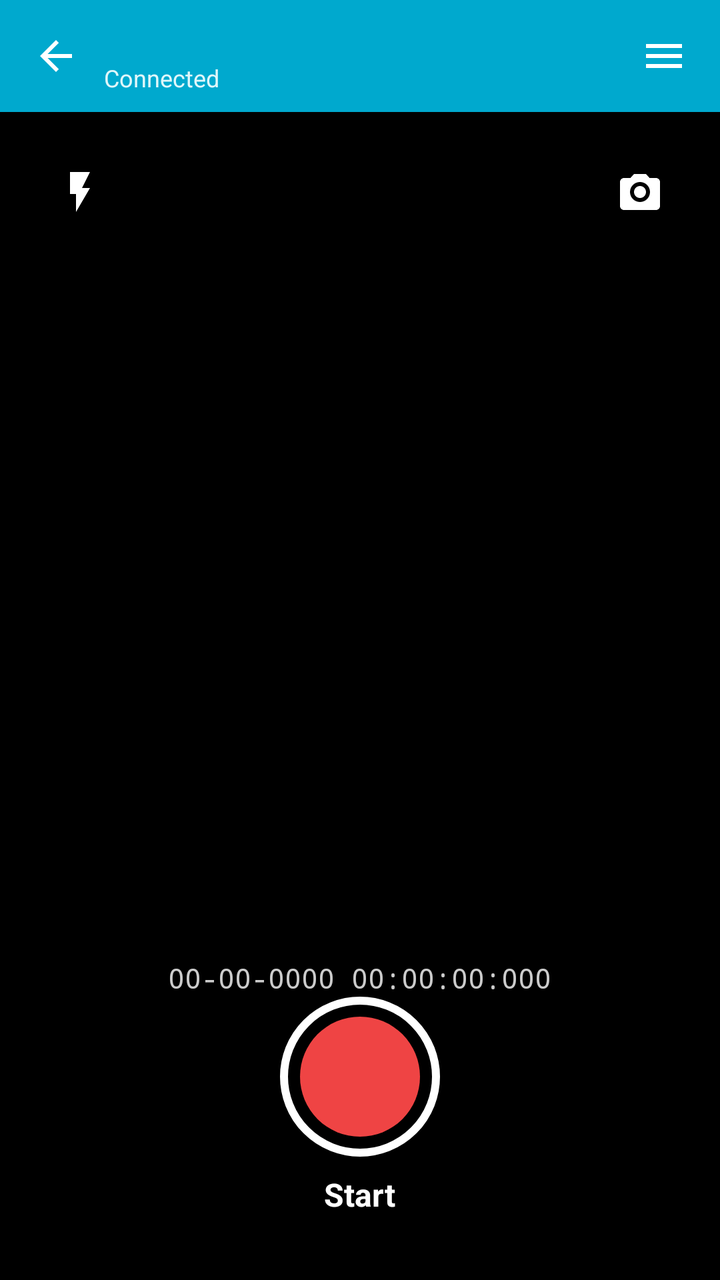
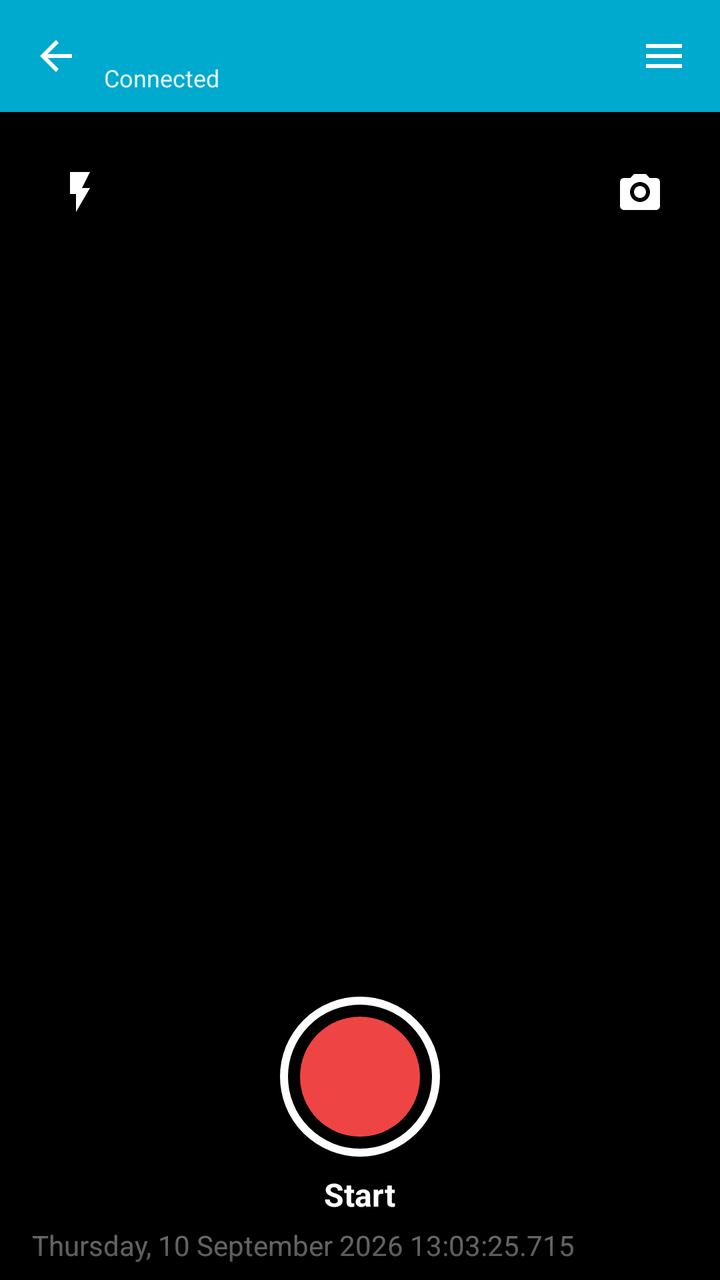

Two renders of the same Android screen: before a commit and after it. Below are the layout's source before the change and the commit's diff.
<!-- AndroidManifest.xml: application theme Theme.TagMobile -->
<!-- res/layout/activity_device.xml -->
<?xml version="1.0" encoding="utf-8"?>
<LinearLayout
    xmlns:android="http://schemas.android.com/apk/res/android"
    xmlns:app="http://schemas.android.com/apk/res-auto"
    android:layout_width="match_parent"
    android:layout_height="match_parent"
    android:orientation="vertical"
    android:background="#F3F4F6">

    <LinearLayout
        android:layout_width="match_parent"
        android:layout_height="56dp"
        android:background="#00A9CE"
        android:gravity="center_vertical"
        android:paddingHorizontal="4dp">

        <ImageButton
            android:id="@+id/backBtn"
            android:layout_width="48dp"
            android:layout_height="48dp"
            android:background="?attr/selectableItemBackgroundBorderless"
            android:src="@drawable/ic_back"
            android:contentDescription="Back" />

        <LinearLayout
            android:layout_width="0dp"
            android:layout_height="wrap_content"
            android:layout_weight="1"
            android:orientation="vertical">

            <TextView
                android:id="@+id/deviceTitle"
                android:layout_width="wrap_content"
                android:layout_height="wrap_content"
                android:textColor="@android:color/white"
                android:textStyle="bold"
                android:textSize="16sp" />

            <TextView
                android:layout_width="wrap_content"
                android:layout_height="wrap_content"
                android:text="@string/connected"
                android:textColor="#E0F7FA"
                android:textSize="12sp" />
        </LinearLayout>

        <ImageButton
            android:id="@+id/deviceMenuBtn"
            android:layout_width="48dp"
            android:layout_height="48dp"
            android:background="?attr/selectableItemBackgroundBorderless"
            android:src="@drawable/ic_menu"
            android:contentDescription="@string/disconnect" />
    </LinearLayout>

    <FrameLayout
        android:layout_width="match_parent"
        android:layout_height="0dp"
        android:layout_weight="1"
        android:background="#000000">

        <TextureView
            android:id="@+id/cameraPreview"
            android:layout_width="match_parent"
            android:layout_height="match_parent" />

        
        <FrameLayout
            android:layout_width="match_parent"
            android:layout_height="wrap_content"
            android:padding="16dp">
            
            <ImageButton
                android:id="@+id/flashBtn"
                android:layout_width="48dp"
                android:layout_height="48dp"
                android:layout_gravity="start|top"
                android:src="@drawable/ic_flash"
                android:background="?attr/selectableItemBackgroundBorderless"
                app:tint="#FFFFFF"
                android:contentDescription="Flash"/>

            <ImageButton
                android:id="@+id/switchCameraBtn"
                android:layout_width="48dp"
                android:layout_height="48dp"
                android:layout_gravity="end|top"
                android:src="@drawable/ic_switch_camera"
                android:background="?attr/selectableItemBackgroundBorderless"
                app:tint="#FFFFFF"
                android:contentDescription="Switch Camera"/>
        </FrameLayout>

        
        <LinearLayout
            android:layout_width="match_parent"
            android:layout_height="wrap_content"
            android:layout_gravity="bottom"
            android:orientation="vertical"
            android:gravity="center"
            android:paddingBottom="32dp"
            android:background="@drawable/bg_gradient_bottom">
            
            <TextView
                android:id="@+id/timestampText"
                android:layout_width="wrap_content"
                android:layout_height="wrap_content"
                android:background="@android:color/transparent"
                android:textColor="#CCFFFFFF"
                android:textSize="14sp"
                android:fontFamily="monospace"
                android:shadowColor="#80000000"
                android:shadowDx="1"
                android:shadowDy="1"
                android:shadowRadius="3"
                android:text="00-00-0000 00:00:00:000" />

            <TextView
                android:id="@+id/recordDurationText"
                android:layout_width="wrap_content"
                android:layout_height="wrap_content"
                android:layout_marginTop="6dp"
                android:layout_marginBottom="24dp"
                android:background="@android:color/transparent"
                android:textColor="#FFFFFFFF"
                android:textSize="16sp"
                android:textStyle="bold"
                android:fontFamily="monospace"
                android:shadowColor="#80000000"
                android:shadowDx="1"
                android:shadowDy="1"
                android:shadowRadius="3"
                android:text="00:00"
                android:visibility="gone" />

            
            <FrameLayout
                android:layout_width="match_parent"
                android:layout_height="wrap_content">

                <ImageView
                    android:id="@+id/lastVideoThumb"
                    android:layout_width="56dp"
                    android:layout_height="56dp"
                    android:layout_gravity="start|center_vertical"
                    android:layout_marginStart="28dp"
                    android:background="@drawable/bg_last_video_thumb"
                    android:padding="2dp"
                    android:scaleType="centerCrop"
                    android:contentDescription="@string/last_video"
                    android:visibility="gone"
                    android:clickable="true"
                    android:focusable="true" />

                <LinearLayout
                    android:layout_width="wrap_content"
                    android:layout_height="wrap_content"
                    android:layout_gravity="center"
                    android:orientation="vertical"
                    android:gravity="center">

                    <FrameLayout
                        android:id="@+id/recordBtnContainer"
                        android:layout_width="80dp"
                        android:layout_height="80dp"
                        android:background="@drawable/bg_record_btn_outer">

                        <View
                            android:id="@+id/recordBtnInner"
                            android:layout_width="60dp"
                            android:layout_height="60dp"
                            android:layout_gravity="center"
                            android:background="@drawable/bg_record_btn_inner" />
                    </FrameLayout>

                    <TextView
                        android:id="@+id/recordBtnLabel"
                        android:layout_width="wrap_content"
                        android:layout_height="wrap_content"
                        android:text="@string/start"
                        android:layout_marginTop="8dp"
                        android:textColor="#FFFFFF"
                        android:textStyle="bold"
                        android:textSize="16sp"/>
                </LinearLayout>
            </FrameLayout>

        </LinearLayout>
    </FrameLayout>
</LinearLayout>
<!-- resources referenced by this layout -->
<resources>
  <!-- drawable bg_gradient_bottom (drawable) -->
  <?xml version="1.0" encoding="utf-8"?>
  <shape xmlns:android="http://schemas.android.com/apk/res/android">
      <gradient
          android:angle="90"
          android:startColor="#B3000000"
          android:endColor="#00000000" />
  </shape>
  <!-- drawable bg_last_video_thumb (drawable) -->
  <?xml version="1.0" encoding="utf-8"?>
  <shape xmlns:android="http://schemas.android.com/apk/res/android"
      android:shape="rectangle">
      <solid android:color="#333333" />
      <stroke
          android:width="2dp"
          android:color="#FFFFFF" />
      <corners android:radius="8dp" />
  </shape>
  <!-- drawable bg_record_btn_inner (drawable) -->
  <?xml version="1.0" encoding="utf-8"?>
  <shape xmlns:android="http://schemas.android.com/apk/res/android"
      android:shape="oval">
      <solid android:color="#EF4444" />
  </shape>
  <!-- drawable bg_record_btn_outer (drawable) -->
  <?xml version="1.0" encoding="utf-8"?>
  <shape xmlns:android="http://schemas.android.com/apk/res/android"
      android:shape="oval">
      <solid android:color="#00000000" />
      <stroke android:width="4dp" android:color="#FFFFFF" />
  </shape>
  <!-- drawable ic_back (drawable) -->
  <?xml version="1.0" encoding="utf-8"?>
  <vector xmlns:android="http://schemas.android.com/apk/res/android"
      android:width="24dp"
      android:height="24dp"
      android:viewportWidth="24"
      android:viewportHeight="24"
      android:tint="@android:color/white">
      <path
          android:fillColor="@android:color/white"
          android:pathData="M20,11H7.83l5.59,-5.59L12,4l-8,8 8,8 1.41,-1.41L7.83,13H20v-2z"/>
  </vector>
  <!-- drawable ic_flash (drawable) -->
  <?xml version="1.0" encoding="utf-8"?>
  <vector xmlns:android="http://schemas.android.com/apk/res/android"
      android:width="24dp"
      android:height="24dp"
      android:viewportWidth="24"
      android:viewportHeight="24">
      <path
          android:fillColor="#FFFFFF"
          android:pathData="M7,2v11h3v9l7,-12h-4l4,-8z" />
  </vector>
  <!-- drawable ic_menu (drawable) -->
  <?xml version="1.0" encoding="utf-8"?>
  <vector xmlns:android="http://schemas.android.com/apk/res/android"
      android:width="24dp"
      android:height="24dp"
      android:viewportWidth="24"
      android:viewportHeight="24"
      android:tint="@android:color/white">
      <path
          android:fillColor="@android:color/white"
          android:pathData="M3,6h18v2H3V6zM3,11h18v2H3v-2zM3,16h18v2H3v-2z"/>
  </vector>
  <!-- drawable ic_switch_camera (drawable) -->
  <?xml version="1.0" encoding="utf-8"?>
  <vector xmlns:android="http://schemas.android.com/apk/res/android"
      android:width="24dp"
      android:height="24dp"
      android:viewportWidth="24"
      android:viewportHeight="24">
      <path
          android:fillColor="#FFFFFF"
          android:pathData="M20,5h-3.2L15,3H9L7.2,5H4c-1.1,0 -2,0.9 -2,2v12c0,1.1 0.9,2 2,2h16c1.1,0 2,-0.9 2,-2V7c0,-1.1 -0.9,-2 -2,-2zM12,17c-2.76,0 -5,-2.24 -5,-5s2.24,-5 5,-5 5,2.24 5,5 -2.24,5 -5,5z" />
      <path
          android:fillColor="#FFFFFF"
          android:pathData="M12,9c-1.66,0 -3,1.34 -3,3s1.34,3 3,3 3,-1.34 3,-3 -1.34,-3 -3,-3z" />
  </vector>
  <string name="connected">Connected</string>
  <string name="disconnect">Disconnect</string>
  <string name="last_video">Last video</string>
  <string name="start">Start</string>
  <style name="Theme.TagMobile" parent="Theme.MaterialComponents.Light.NoActionBar">
          <item name="colorPrimary">#00A9CE</item>
          <item name="colorPrimaryVariant">#0093B5</item>
          <item name="colorOnPrimary">@android:color/white</item>
          <item name="android:statusBarColor">#00A9CE</item>
          <item name="android:navigationBarColor">@android:color/white</item>
      </style>
</resources>

<!-- the commit's change to res/layout/activity_device.xml (unified diff, before → after) -->
@@ -64,6 +64,41 @@
             android:layout_width="match_parent"
             android:layout_height="match_parent" />
 
+        <TextView
+            android:id="@+id/timestampText"
+            android:layout_width="match_parent"
+            android:layout_height="wrap_content"
+            android:layout_gravity="bottom"
+            android:background="#66000000"
+            android:paddingStart="16dp"
+            android:paddingVertical="8dp"
+            android:textColor="#FFFFFF"
+            android:textSize="14sp"
+            android:shadowColor="#80000000"
+            android:shadowDx="1"
+            android:shadowDy="1"
+            android:shadowRadius="2"
+            android:text="Thursday, 10 September 2026 13:03:25.715" />
+
+        <TextView
+            android:id="@+id/recordDurationText"
+            android:layout_width="wrap_content"
+            android:layout_height="wrap_content"
+            android:layout_gravity="top|center_horizontal"
+            android:layout_marginTop="16dp"
+            android:background="#66000000"
+            android:paddingHorizontal="16dp"
+            android:paddingVertical="6dp"
+            android:textColor="#FFFFFF"
+            android:textSize="16sp"
+            android:textStyle="bold"
+            android:shadowColor="#80000000"
+            android:shadowDx="1"
+            android:shadowDy="1"
+            android:shadowRadius="2"
+            android:text="00:00"
+            android:visibility="gone" />
+
         
         <FrameLayout
             android:layout_width="match_parent"
@@ -100,38 +135,6 @@
             android:gravity="center"
             android:paddingBottom="32dp"
             android:background="@drawable/bg_gradient_bottom">
-            
-            <TextView
-                android:id="@+id/timestampText"
-                android:layout_width="wrap_content"
-                android:layout_height="wrap_content"
-                android:background="@android:color/transparent"
-                android:textColor="#CCFFFFFF"
-                android:textSize="14sp"
-                android:fontFamily="monospace"
-                android:shadowColor="#80000000"
-                android:shadowDx="1"
-                android:shadowDy="1"
-                android:shadowRadius="3"
-                android:text="00-00-0000 00:00:00:000" />
-
-            <TextView
-                android:id="@+id/recordDurationText"
-                android:layout_width="wrap_content"
-                android:layout_height="wrap_content"
-                android:layout_marginTop="6dp"
-                android:layout_marginBottom="24dp"
-                android:background="@android:color/transparent"
-                android:textColor="#FFFFFFFF"
-                android:textSize="16sp"
-                android:textStyle="bold"
-                android:fontFamily="monospace"
-                android:shadowColor="#80000000"
-                android:shadowDx="1"
-                android:shadowDy="1"
-                android:shadowRadius="3"
-                android:text="00:00"
-                android:visibility="gone" />
 
             
             <FrameLayout
